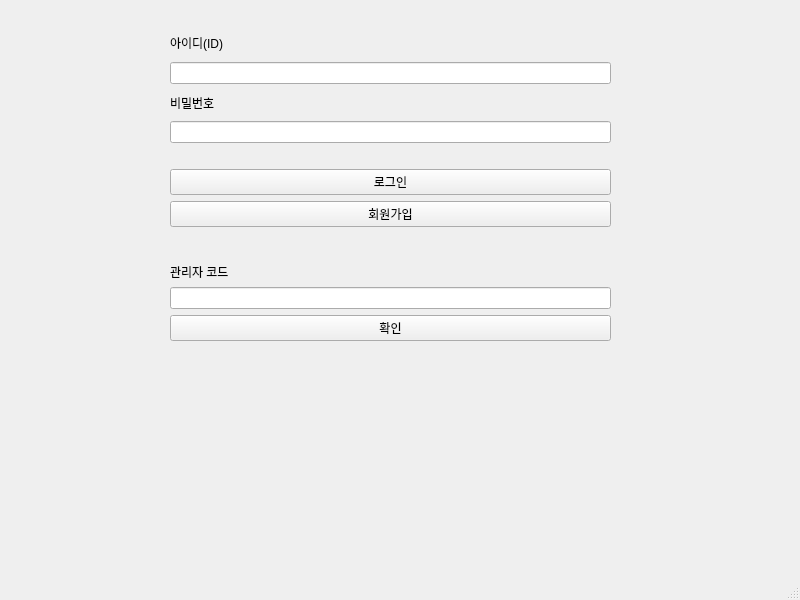
This is mainwindow.ui in Henry93s/koradin as Qt 5 draws it before an edit. The edited form follows.
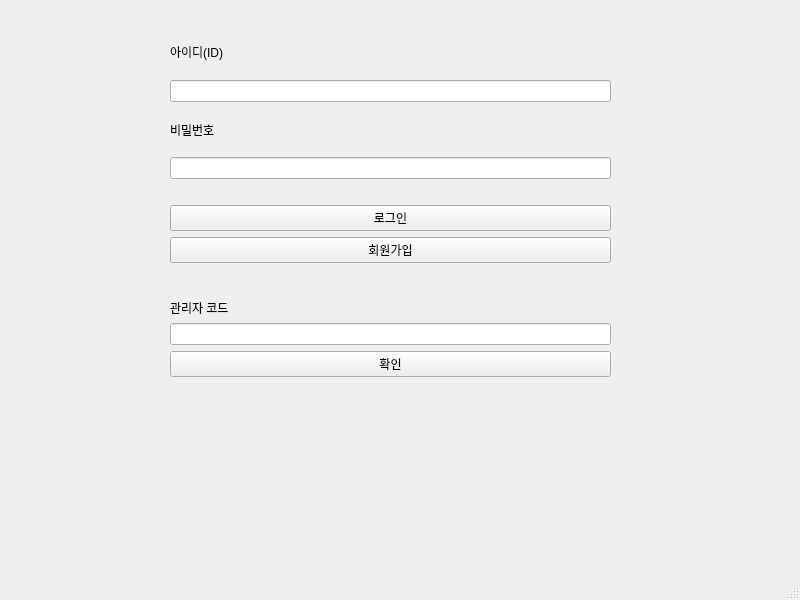
This is the edited form.

Patch:
```diff
--- a/mainwindow.ui
+++ b/mainwindow.ui
@@ -14,13 +14,13 @@
    <string>Login</string>
   </property>
   <widget class="QWidget" name="centralwidget">
-   <widget class="QWidget" name="">
+   <widget class="QWidget" name="layoutWidget">
     <property name="geometry">
      <rect>
       <x>170</x>
       <y>30</y>
       <width>441</width>
-      <height>311</height>
+      <height>347</height>
      </rect>
     </property>
     <layout class="QVBoxLayout" name="verticalLayout">
```
Left out of the diff: 2 changed lines with no effect on the pictures.
